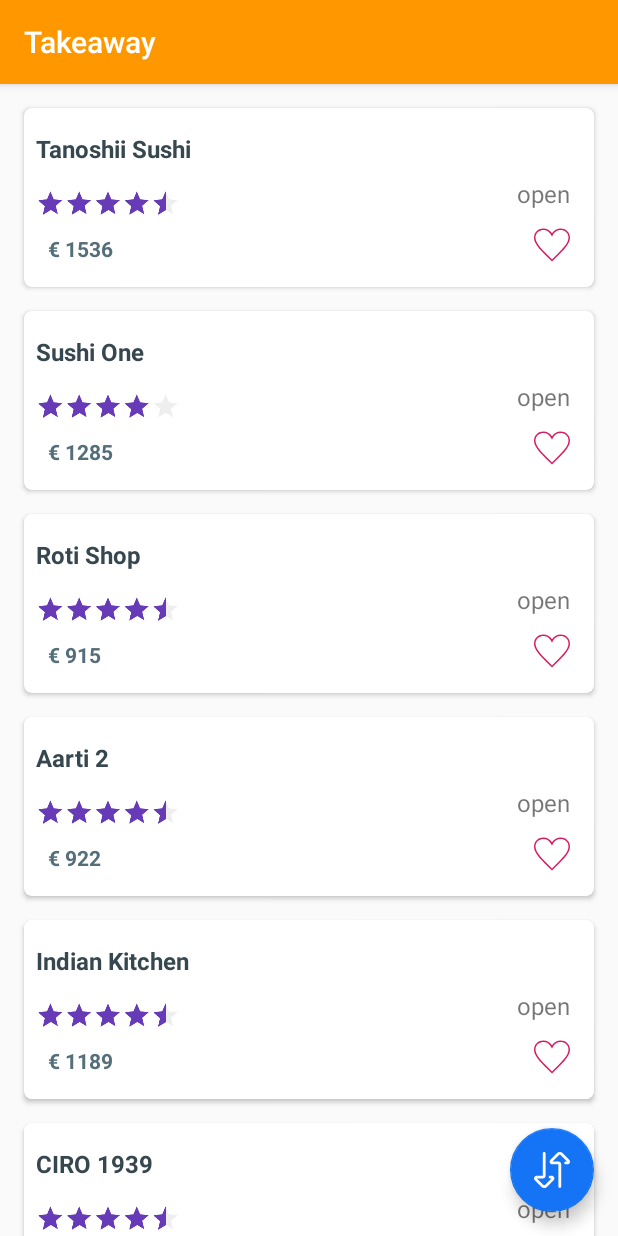
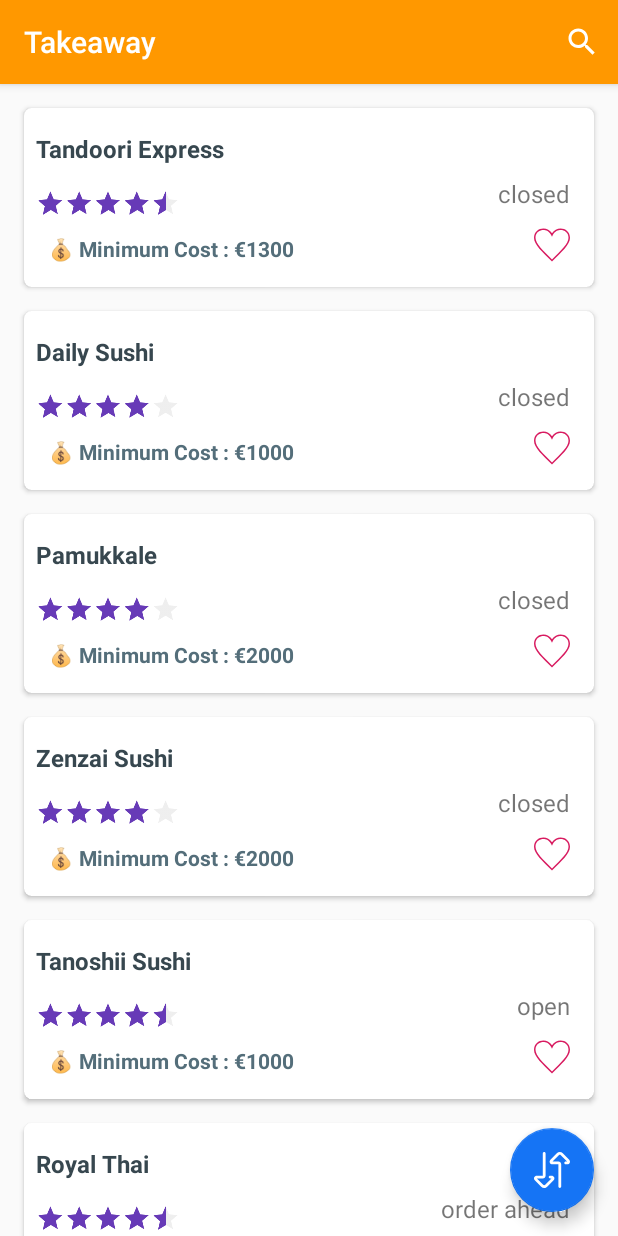
Before and after one commit to mohandeath/takeaway.com, an Android app: the screen it shows after launch (MainActivity), on a phone screen of 412 x 824 dp. Run offline under Robolectric (Android 15) with nearby library versions, the phone set to English and light mode, and no system bars; our stand-ins replace Dagger/Hilt's generated code, RxJava.

Commit message:
+ Basic sort Done ( no availability applied)

```diff
--- a/app/src/main/java/com/takeaway/kiantestwork/MainActivity.kt
+++ b/app/src/main/java/com/takeaway/kiantestwork/MainActivity.kt
@@ -1,7 +1,10 @@
 package com.takeaway.kiantestwork
 
 import android.os.Bundle
+import android.view.Menu
 import android.widget.Toast
+import androidx.appcompat.app.AlertDialog
+import androidx.appcompat.widget.SearchView
 import androidx.lifecycle.Observer
 import androidx.lifecycle.ViewModelProviders
 import androidx.recyclerview.widget.LinearLayoutManager
@@ -28,14 +31,23 @@ class MainActivity : DaggerAppCompatActivity() {
         super.onCreate(savedInstanceState)
         setContentView(R.layout.activity_main)
         setupViews()
-        setupViewModel(SortType.DEFAULT_STATUS)
+        setupViewModel()
         observeChanges()
     }
 
-    private fun setupViewModel(sortType: SortType) {
+    override fun onCreateOptionsMenu(menu: Menu?): Boolean {
+        menuInflater.inflate(R.menu.main_menu, menu)
+        val searchItem = menu?.findItem(R.id.actionSearch)
+        val searchView = searchItem?.actionView as SearchView
+        //searchView.setOnQueryTextListener { } //TODO
+        searchView.queryHint = getString(R.string.searchHint)
+        return super.onCreateOptionsMenu(menu)
+    }
+
+    private fun setupViewModel() {
         viewModel =
             ViewModelProviders.of(this, viewModelFactory).get(RestaurantListViewModel::class.java)
-        viewModel.sortType = sortType
+        viewModel.sortType = SortType.DEFAULT_STATUS
 
     }
 
@@ -46,16 +58,18 @@ class MainActivity : DaggerAppCompatActivity() {
         layoutManager = LinearLayoutManager(this)
         restaurantRecyclerView.adapter = adapter
         restaurantRecyclerView.layoutManager = layoutManager
+        btnSort.setOnClickListener { showSortingDialog() }
 
     }
 
     private fun observeChanges() {
         viewModel.restaurantList.observe(this, Observer {
-            adapter.setItems(it,SortType.DEFAULT_STATUS)
+            adapter.setItems(it,viewModel.sortType)
         })
 
         viewModel.loadingVisibility.observe(this, Observer {
             loading.visibility = it!!
+
         })
 
         viewModel.retryVisibility.observe(this, Observer {
@@ -70,4 +84,19 @@ class MainActivity : DaggerAppCompatActivity() {
 
     }
 
+    private fun showSortingDialog() {
+        val listItems = viewModel.sorting.map { it.key }.toTypedArray()
+
+        val builder = AlertDialog.Builder(this)
+        builder.setTitle(getString(R.string.sortDialogueTitle))
+        val currentItem = viewModel.getCurrentSortIndex()
+        builder.setSingleChoiceItems(listItems, currentItem) { dialog, selected ->
+            viewModel.sortType = viewModel.sorting[selected]
+            dialog.dismiss()
+        }
+
+        val dialog = builder.create()
+        dialog.show()
+    }
+
 }
--- a/app/src/main/java/com/takeaway/kiantestwork/dto/SortType.kt
+++ b/app/src/main/java/com/takeaway/kiantestwork/dto/SortType.kt
@@ -1,13 +1,13 @@
 package com.takeaway.kiantestwork.dto
 
 enum class SortType(val key: String) {
-    DEFAULT_STATUS("sort by availability"),
-    NEWEST("sort_by_newest"),
-    BEST_MATCH("sort_by_best_match"),
-    DISTANCE("sort_by_distance"),
-    POPULARITY("sort_by_popularity"),
-    AVERAGE_RATING("sort_by_average_rating"),
-    AVERAGE_PRICE("sort_by_average_price"),
-    MINIMUM_COST("sort_by_minimum_cost"),
-    DELIVERY_COST("sort_by_delivery_cost"),
+    DEFAULT_STATUS("Availability"),
+    NEWEST("Newest"),
+    BEST_MATCH("Best Match"),
+    DISTANCE("Nearest"),
+    POPULARITY("Popularity"),
+    AVERAGE_RATING("Average Rate"),
+    AVERAGE_PRICE("Lowest Average Price"),
+    MINIMUM_COST("Minimum Cost"),
+    DELIVERY_COST("Delivery Cost"),
 }
--- a/app/src/main/java/com/takeaway/kiantestwork/repository/RestaurantRepository.kt
+++ b/app/src/main/java/com/takeaway/kiantestwork/repository/RestaurantRepository.kt
@@ -1,6 +1,5 @@
 package com.takeaway.kiantestwork.repository
 
-import android.content.Context
 import com.google.gson.Gson
 import com.google.gson.reflect.TypeToken
 import com.takeaway.kiantestwork.RESPONSE_MOCK
@@ -13,19 +12,64 @@ import javax.inject.Inject
  * in real app this could be a network call or even seeding from a local database
  * but here i tried to load it from a local variable
  * (please notice that if the given json file was too large i would load it from a file)
- * using RxJava here looks like an over engeneering and it's not really necessary
+ * using RxJava here may look like  over engeneering and it's not really necessary
  * but i've tried to show what it's like in a real world application!
  */
 class RestaurantRepository @Inject constructor(
     private val gson: Gson
 ) {
 
+    private fun List<Restaurant>.sortRestaurant(
+        sortType: SortType
+    ): List<Restaurant> {
+        sortedWith(
+            compareByDescending<Restaurant> { it.status == "open" }
+                .thenByDescending { it.status == "order ahead" }
+        )
+
+        return when (sortType) {
+            SortType.DEFAULT_STATUS -> {
+                sortedByDescending { it.status == "closed" }
+
+            }
+            SortType.BEST_MATCH -> {
+                sortedByDescending { it.sortingValues.bestMatch }
+            }
+            SortType.AVERAGE_PRICE -> {
+                sortedByDescending { it.sortingValues.averageProductPrice }
+            }
+            SortType.DELIVERY_COST -> {
+                sortedByDescending { it.sortingValues.deliveryCosts }
+
+            }
+            SortType.NEWEST -> {
+                sortedByDescending { it.sortingValues.newest }
+            }
+            SortType.DISTANCE -> {
+                sortedBy { it.sortingValues.distance }
+            }
+            SortType.POPULARITY -> {
+                sortedByDescending { it.sortingValues.popularity }
+            }
+            SortType.AVERAGE_RATING -> {
+                sortedByDescending { it.sortingValues.ratingAverage }
+            }
+            SortType.MINIMUM_COST -> {
+                sortedBy { it.sortingValues.minCost }
+            }
 
 
+        }
+    }
+
+
+
+    //TODO move the json part to the local datasource
     fun getRestaurantListDefaultSorting(sortType: SortType): Single<List<Restaurant>> {
-        val restaurantListType = object : TypeToken<ArrayList<Restaurant>>() { }.type
-        val list:List<Restaurant> = gson.fromJson(RESPONSE_MOCK,restaurantListType)
-        return Single.just(list.sortedByDescending { it.status == "open" })
+        val restaurantListType = object : TypeToken<ArrayList<Restaurant>>() {}.type
+        val list: List<Restaurant> = gson.fromJson(RESPONSE_MOCK, restaurantListType)
+
+        return Single.just(list.sortRestaurant(sortType))
     }
 
 }
--- a/app/src/main/java/com/takeaway/kiantestwork/ui/adapter/RestauranListAdapter.kt
+++ b/app/src/main/java/com/takeaway/kiantestwork/ui/adapter/RestauranListAdapter.kt
@@ -22,6 +22,7 @@ class RestauranListAdapter(
     private var sortType: SortType = SortType.DEFAULT_STATUS
 
     fun setItems(items: List<Restaurant>, sortType: SortType) {
+        this.sortType = sortType
         this.restaurants.clear()
         this.restaurants.addAll(items)
         notifyDataSetChanged()
@@ -43,13 +44,24 @@ class RestauranListAdapter(
     }
 
 
+    //TODO explain in comment to
+    private fun getSortValueLabe(sortType: SortType, restaurant: Restaurant) = when (sortType) {
+        SortType.DEFAULT_STATUS, SortType.MINIMUM_COST -> "💰 Minimum Cost : €${restaurant.sortingValues.minCost} "
+        SortType.NEWEST -> "🆕 Newest : ${restaurant.sortingValues.newest}"
+        SortType.BEST_MATCH -> "🌯 Best Match : ${restaurant.sortingValues.bestMatch}"
+        SortType.DISTANCE -> "🚚 Distance : ${restaurant.sortingValues.distance} Km"
+        SortType.POPULARITY -> "📈 Popularity : ${restaurant.sortingValues.popularity}"
+        SortType.AVERAGE_RATING -> "⭐️ Average Rate : ${restaurant.sortingValues.ratingAverage}"
+        SortType.AVERAGE_PRICE -> "💵 Average Cost : ${restaurant.sortingValues.averageProductPrice}"
+        SortType.DELIVERY_COST -> "📦 Delivery Cost € ${restaurant.sortingValues.deliveryCosts} "
+    }
+
     inner class RestaurantViewHolder(view: View) : RecyclerView.ViewHolder(view) {
-        @SuppressLint("SetTextI18n")
         fun bindView(restaurant: Restaurant) {
             itemView.tvName.text = restaurant.name
             itemView.tvOpen.text = restaurant.status
             itemView.tvRate.rating = restaurant.sortingValues.ratingAverage
-            itemView.tvDesc.text = "€ ${restaurant.sortingValues.averageProductPrice}"
+            itemView.tvDesc.text = getSortValueLabe(sortType, restaurant)
             itemView.imgLike.apply {
                 if (restaurant.isFavorite)
                     setImageResource(R.drawable.ic_heart_filled)
--- a/app/src/main/java/com/takeaway/kiantestwork/viewmodels/RestaurantListViewModel.kt
+++ b/app/src/main/java/com/takeaway/kiantestwork/viewmodels/RestaurantListViewModel.kt
@@ -16,16 +16,32 @@ class RestaurantListViewModel @Inject constructor(
     val restaurantList = MutableLiveData<List<Restaurant>>().apply { value = ArrayList() }
     val loadingVisibility = MutableLiveData<Int>().apply { value = View.GONE }
     val retryVisibility = MutableLiveData<Int>().apply { value = View.GONE }
+
+    val sorting = listOf(
+        SortType.DEFAULT_STATUS,
+        SortType.BEST_MATCH,
+        SortType.POPULARITY,
+        SortType.NEWEST,
+        SortType.DISTANCE,
+        SortType.AVERAGE_RATING,
+        SortType.AVERAGE_PRICE,
+        SortType.MINIMUM_COST,
+        SortType.DELIVERY_COST
+    )
+
     val errorMessage = MutableLiveData<String>()
     var sortType: SortType = SortType.DEFAULT_STATUS
-        set(value) = loadRestaurants(value)
+        set(value) {
+            field = value
+            loadRestaurants(value)
+        }
 
     private fun loadRestaurants(type: SortType) {
         loadingVisibility.value = View.VISIBLE
 
         repository.getRestaurantListDefaultSorting(type)
             .subscribeOn(Schedulers.io())
-            .delay(3,TimeUnit.SECONDS)
+            //     .delay(2, TimeUnit.SECONDS)
             .observeOn(AndroidSchedulers.mainThread())
             .subscribe(
                 { restaurants ->
@@ -42,4 +58,6 @@ class RestaurantListViewModel @Inject constructor(
             .also { addToUnsubscribe(it) }
 
     }
+
+    fun getCurrentSortIndex() = sorting.indexOf(sortType)
 }
--- a/app/src/main/res/layout/activity_main.xml
+++ b/app/src/main/res/layout/activity_main.xml
@@ -2,6 +2,7 @@
 <androidx.constraintlayout.widget.ConstraintLayout xmlns:android="http://schemas.android.com/apk/res/android"
     xmlns:app="http://schemas.android.com/apk/res-auto"
     xmlns:tools="http://schemas.android.com/tools"
+
     android:layout_width="match_parent"
     android:layout_height="match_parent"
     tools:context=".MainActivity">
--- a/app/src/main/res/menu/main_menu.xml
+++ b/app/src/main/res/menu/main_menu.xml
@@ -3,7 +3,7 @@
     xmlns:app="http://schemas.android.com/apk/res-auto">
 
     <item
-        android:id="@+id/action_search"
+        android:id="@+id/actionSearch"
         android:title="@string/strSearch"
         android:icon="@drawable/ic_search"
         app:showAsAction="ifRoom|collapseActionView"
--- a/app/src/main/res/values/strings.xml
+++ b/app/src/main/res/values/strings.xml
@@ -4,5 +4,7 @@
     <string name="str_error_general">THERE ARE SOME PROBLEMS LOADING ITEMS. PLEASE CHECK LOGS</string>
     <string name="image_like">Image Like</string>
     <string name="strSearch">Enter the Restaurant\'s name</string>
+    <string name="searchHint">Enter the name of the restaurant</string>
+    <string name="sortDialogueTitle">Choose The Sorting</string>
 
 </resources>
```
